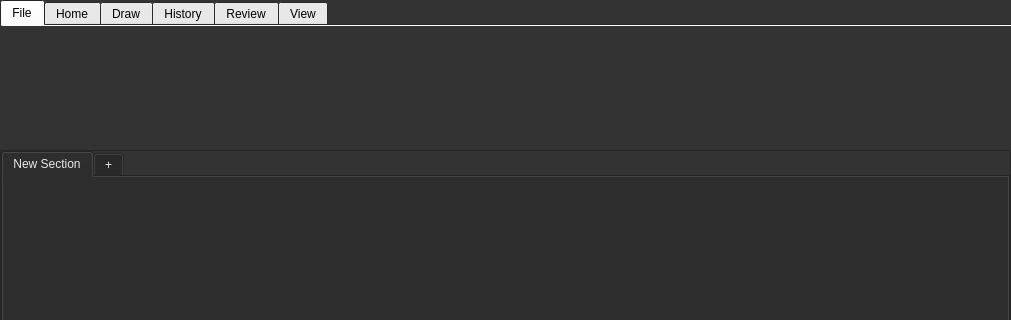
Qt form src/mainwindow.ui (fjpereny/TwoNote) before a commit; both pictures show x 0 to 1011 and y 0 to 320 of the 1011 by 643 pixel window.
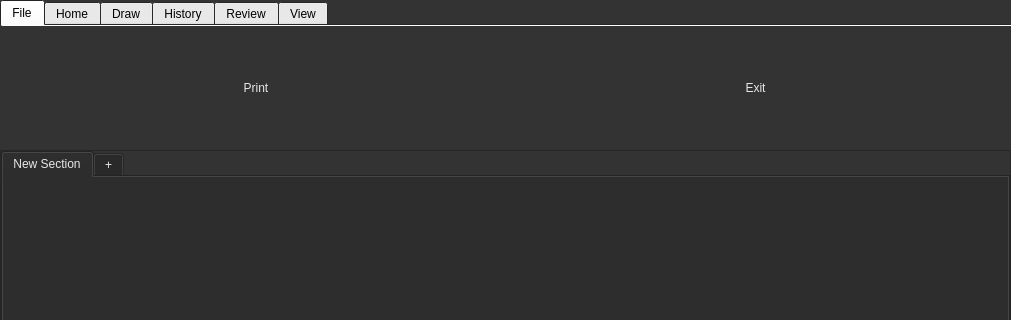
The same form after that commit. The open tabs and pages were chosen to show the change. Icons and pictures are not drawn. Custom widgets are drawn as their Qt base class.

Commit message: Basic pdf printing functinality.

```diff
--- a/src/mainwindow.ui
+++ b/src/mainwindow.ui
@@ -109,7 +109,112 @@
        <attribute name="title">
         <string>File</string>
        </attribute>
-       <layout class="QHBoxLayout" name="horizontalLayout_8"/>
+       <layout class="QHBoxLayout" name="horizontalLayout_8">
+        <item>
+         <widget class="QPushButton" name="printButton">
+          <property name="palette">
+           <palette>
+            <active>
+             <colorrole role="ButtonText">
+              <brush brushstyle="SolidPattern">
+               <color alpha="255">
+                <red>0</red>
+                <green>0</green>
+                <blue>0</blue>
+               </color>
+              </brush>
+             </colorrole>
+            </active>
+            <inactive>
+             <colorrole role="ButtonText">
+              <brush brushstyle="SolidPattern">
+               <color alpha="255">
+                <red>231</red>
+                <green>231</green>
+                <blue>231</blue>
+               </color>
+              </brush>
+             </colorrole>
+            </inactive>
+            <disabled>
+             <colorrole role="ButtonText">
+              <brush brushstyle="SolidPattern">
+               <color alpha="127">
+                <red>255</red>
+                <green>255</green>
+                <blue>255</blue>
+               </color>
+              </brush>
+             </colorrole>
+            </disabled>
+           </palette>
+          </property>
+          <property name="focusPolicy">
+           <enum>Qt::NoFocus</enum>
+          </property>
+          <property name="text">
+           <string>Print</string>
+          </property>
+          <property name="icon">
+           <iconset resource="rsc/rsc.qrc">
+            <normaloff>:/icons/fontawesome/solid/fontawesome-free-6.1.2-desktop/svgs/solid/print.svg</normaloff>:/icons/fontawesome/solid/fontawesome-free-6.1.2-desktop/svgs/solid/print.svg</iconset>
+          </property>
+          <property name="flat">
+           <bool>true</bool>
+          </property>
+         </widget>
+        </item>
+        <item>
+         <widget class="QPushButton" name="exitButton">
+          <property name="palette">
+           <palette>
+            <active>
+             <colorrole role="ButtonText">
+              <brush brushstyle="SolidPattern">
+               <color alpha="255">
+                <red>0</red>
+                <green>0</green>
+                <blue>0</blue>
+               </color>
+              </brush>
+             </colorrole>
+            </active>
+            <inactive>
+             <colorrole role="ButtonText">
+              <brush brushstyle="SolidPattern">
+               <color alpha="255">
+                <red>231</red>
+                <green>231</green>
+                <blue>231</blue>
+               </color>
+              </brush>
+             </colorrole>
+            </inactive>
+            <disabled>
+             <colorrole role="ButtonText">
+              <brush brushstyle="SolidPattern">
+               <color alpha="127">
+                <red>255</red>
+                <green>255</green>
+                <blue>255</blue>
+               </color>
+              </brush>
+             </colorrole>
+            </disabled>
+           </palette>
+          </property>
+          <property name="focusPolicy">
+           <enum>Qt::NoFocus</enum>
+          </property>
+          <property name="text">
+           <string>Exit</string>
+          </property>
+          <property name="flat">
+           <bool>true</bool>
+          </property>
+         </widget>
+        </item>
+       </layout>
       </widget>
       <widget class="QWidget" name="homeTab">
        <attribute name="title">
```
Left out of the diff: 30 changed lines with no effect on the pictures. The commit also changes 2 other files.
